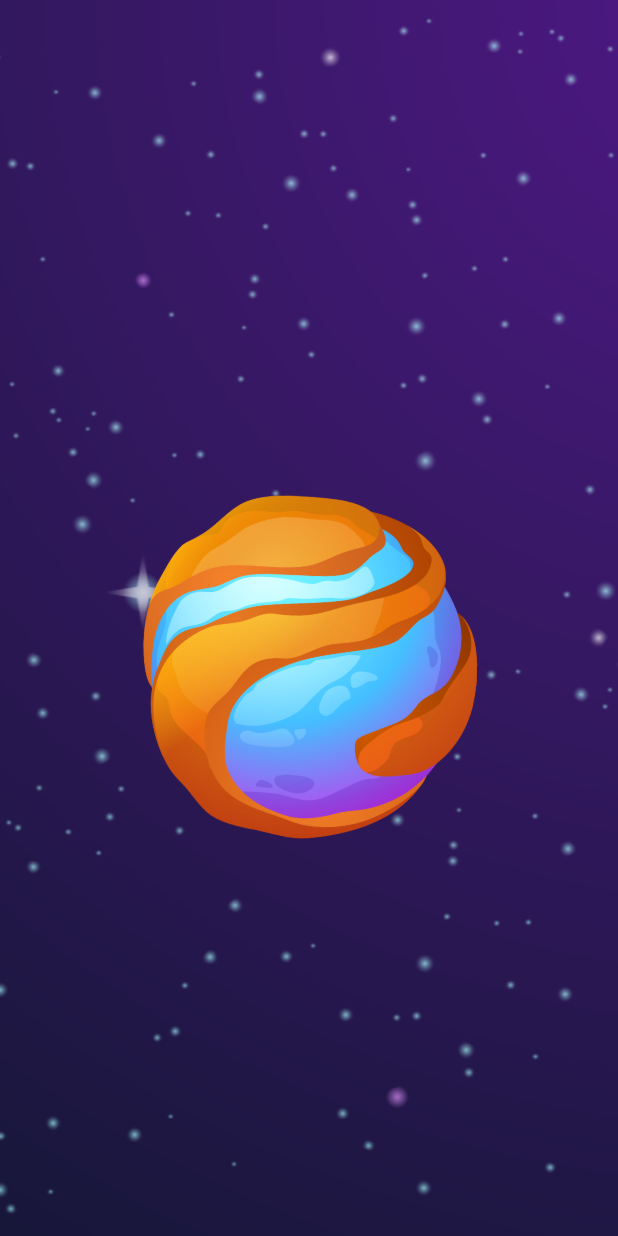
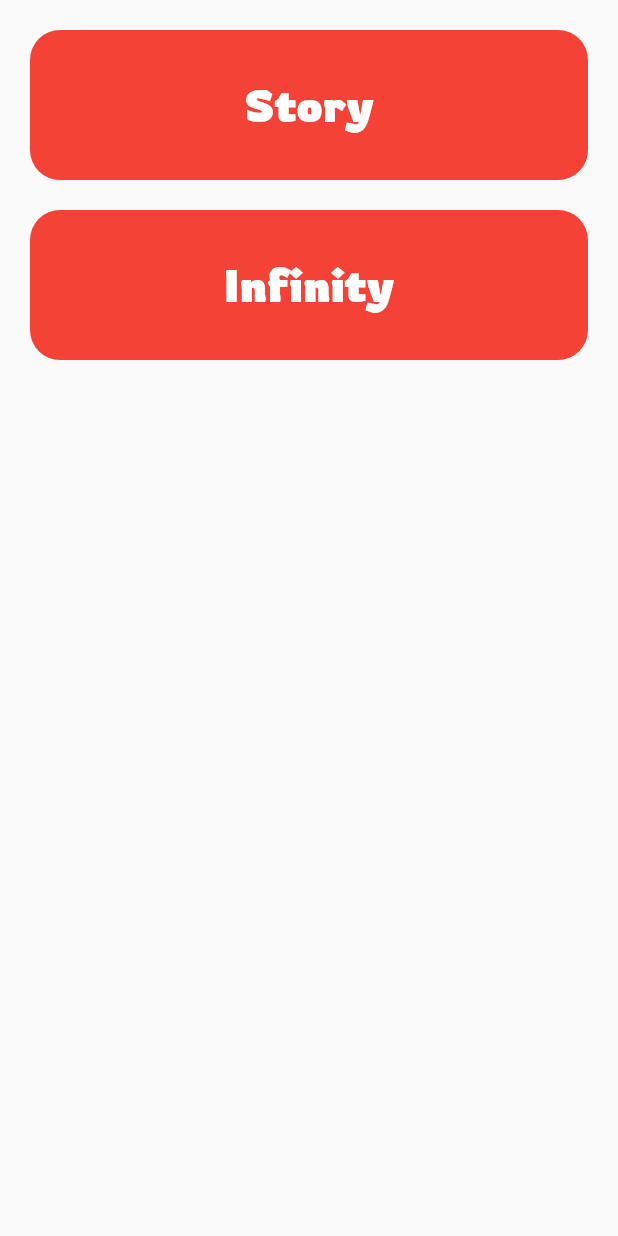
Before and after one commit to Sibrox/HexagonGlass, a Flutter app: the first screen one second after launch, on a phone screen of 412 x 824 dp. Run offline on Flutter 3.47's test engine with Material 2 defaults, Android fonts, the phone set to English and light mode, and no system bars; missing offline and left inert: flutter_polygon.

```diff
--- a/lib/main.dart
+++ b/lib/main.dart
@@ -3,6 +3,7 @@ import 'package:hexagon_glass/core/hexagon_core.dart';
 import 'package:hexagon_glass/widgets/hexagon_grid.dart';
 import 'widgets/planet_list_view.dart';
 import 'package:hexagon_glass/screens/menu.dart';
+import 'package:hexagon_glass/screens/home.dart';
 
 void main() {
   runApp(const MyApp());
@@ -17,15 +18,7 @@ class MyApp extends StatelessWidget {
     return MaterialApp(
       title: 'Flutter Demo',
       theme: ThemeData(
-        // This is the theme of your application.
-        //
-        // Try running your application with "flutter run". You'll see the
-        // application has a blue toolbar. Then, without quitting the app, try
-        // changing the primarySwatch below to Colors.green and then invoke
-        // "hot reload" (press "r" in the console where you ran "flutter run",
-        // or simply save your changes to "hot reload" in a Flutter IDE).
-        // Notice that the counter didn't reset back to zero; the application
-        // is not restarted.
+
         primarySwatch: Colors.blue,
         fontFamily: 'Rowdies',
       ),
@@ -36,15 +29,6 @@ class MyApp extends StatelessWidget {
 
 class MyHomePage extends StatefulWidget {
   const MyHomePage({Key? key, required this.title}) : super(key: key);
-
-  // This widget is the home page of your application. It is stateful, meaning
-  // that it has a State object (defined below) that contains fields that affect
-  // how it looks.
-
-  // This class is the configuration for the state. It holds the values (in this
-  // case the title) provided by the parent (in this case the App widget) and
-  // used by the build method of the State. Fields in a Widget subclass are
-  // always marked "final".
 
   final String title;
 
@@ -57,45 +41,9 @@ class _MyHomePageState extends State<MyHomePage> {
 
   HexagonGame game = HexagonGame.create(8, 8);
 
-  double getBoxSize() {
-    var deviceWidth = WidgetsBinding.instance.window.physicalSize.width;
-    var marginPerc = 0.1;
-    var marginSpace = deviceWidth * marginPerc;
-    var hexagonBox = deviceWidth - marginSpace;
-    var hexagonNumber = 8;
-    var hexagonWidth = hexagonBox / hexagonNumber;
-
-    return hexagonWidth;
-  }
-
   @override
   Widget build(BuildContext context) {
-    var hexagonGrid =
-    Container(
-        alignment: Alignment.center,
-        decoration: const BoxDecoration(
-            gradient: LinearGradient(
-              begin: Alignment.topCenter,
-              end: Alignment(1, 5),
-              colors: [
-                Color(0xFF070A4D),
-                Color(0xFF4690C1),
-              ],
-            )
-        ),
-      child:
-        Center(
-          child: LayoutBuilder(
-              builder: (BuildContext context, BoxConstraints constrain) {
-            return Grid(
-                width: constrain.maxWidth,
-                height: constrain.maxHeight,
-                gameGrid: game);
-          }),
-      )
-    );
-
-    return const Scaffold( body: Menu());
+    return Scaffold( body: HomePage());
   }
 }
 
--- /dev/null
+++ b/lib/screens/home.dart
@@ -0,0 +1,63 @@
+import 'package:flutter/material.dart';
+import 'package:hexagon_glass/core/hexagon_core.dart';
+import 'package:hexagon_glass/widgets/planet_list_view.dart';
+
+import '../widgets/hexagon_grid.dart';
+
+class HomePage extends StatelessWidget {
+
+  HexagonGame hexagonGrid = HexagonGame.create(8,8);
+  @override
+  Widget build(BuildContext context) {
+    return Center(
+      child: Column(
+        children: [
+          GestureDetector(
+            onTap:() {Navigator.push(context, MaterialPageRoute(builder: (context) =>  PlanetListView() ));},
+            child: Center(
+              child: RouteButton(buttonTitle: "Story"),
+            )
+          ),
+          GestureDetector(
+              onTap:() {
+                Navigator.push(context,
+                  MaterialPageRoute(builder: (context) =>
+                     Grid(gameGrid: hexagonGrid)
+                  )
+                );
+              },
+              child: Center(
+                child: RouteButton(buttonTitle: "Infinity"),
+              )
+          ),
+        ],
+      )
+    );
+  }
+}
+
+
+class RouteButton extends StatelessWidget {
+  final String buttonTitle;
+  const RouteButton({Key? key, required this.buttonTitle}) : super(key: key);
+
+  @override
+  Widget build(BuildContext context) {
+    return Container(
+        margin: const EdgeInsets.only(top: 20.0, left:20.0, right: 20.0),
+        height: 100,
+        decoration: const BoxDecoration(
+            color: Colors.red,
+            borderRadius: BorderRadius.all(Radius.circular(20))
+        ),
+        child: Center(child: Text( buttonTitle,
+            style: const TextStyle(
+                color: Colors.white,
+                fontSize: 30,
+                fontWeight: FontWeight.bold
+            )
+          )
+        ) ,
+    );
+  }
+}
```
Also changed, not shown: lib/core/hexagon_core.dart (+19 -13 lines), lib/widgets/hexagon_button.dart (+10 -7 lines), lib/widgets/hexagon_grid.dart (+23 -33 lines).
